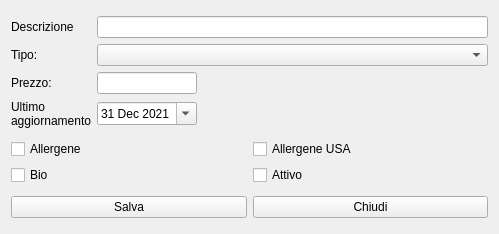
First picture: the form in hmodproduct.ui, repository fblabs/hamlet-mod-sancon, before the edit.
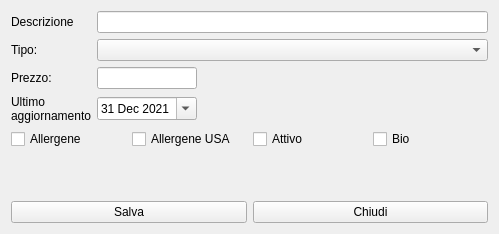
Second picture: the form after the edit. Icons and pictures are not drawn.

The edit to the form file:
```diff
--- a/hmodproduct.ui
+++ b/hmodproduct.ui
@@ -124,13 +124,6 @@
    </item>
    <item>
     <layout class="QGridLayout" name="gridLayout_2">
-     <item row="1" column="0">
-      <widget class="QCheckBox" name="cbBio">
-       <property name="text">
-        <string>Bio</string>
-       </property>
-      </widget>
-     </item>
      <item row="0" column="0">
       <widget class="QCheckBox" name="cbAllergene">
        <property name="text">
@@ -145,15 +138,35 @@
        </property>
       </widget>
      </item>
-     <item row="1" column="1">
+     <item row="0" column="2">
       <widget class="QCheckBox" name="cbActive">
        <property name="text">
         <string>Attivo</string>
        </property>
       </widget>
      </item>
+     <item row="0" column="3">
+      <widget class="QCheckBox" name="cbBio">
+       <property name="text">
+        <string>Bio</string>
+       </property>
+      </widget>
+     </item>
     </layout>
    </item>
+   <item>
+    <spacer name="verticalSpacer">
+     <property name="orientation">
+      <enum>Qt::Vertical</enum>
+     </property>
+     <property name="sizeHint" stdset="0">
+      <size>
+       <width>20</width>
+       <height>40</height>
+      </size>
+     </property>
+    </spacer>
+   </item>
    <item>
     <layout class="QHBoxLayout" name="horizontalLayout_3">
      <item>
```
Left out of the diff: 2 changed lines with no effect on the pictures.
